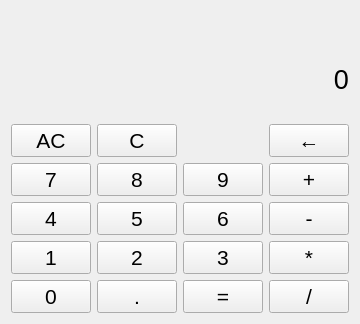
Above: Calculator/calculator.ui from dyPenguin/project before the change. Below: the same form after it.
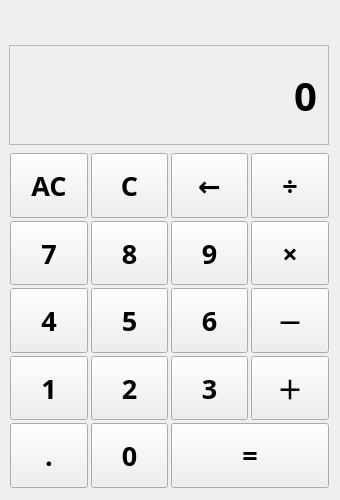
That is the form after the change. Icons and pictures are not drawn.

Commit message:
Design(calculator): UI Design 재배치
깔끔한 UI 환경을 제공 하기 위한 Design 재배치
- calculator.ui
- calculator.py

Patch:
```diff
--- a/Calculator/calculator.ui
+++ b/Calculator/calculator.ui
@@ -6,10 +6,22 @@
    <rect>
     <x>0</x>
     <y>0</y>
-    <width>359</width>
-    <height>324</height>
+    <width>340</width>
+    <height>500</height>
    </rect>
   </property>
+  <property name="sizePolicy">
+   <sizepolicy hsizetype="Expanding" vsizetype="Fixed">
+    <horstretch>0</horstretch>
+    <verstretch>0</verstretch>
+   </sizepolicy>
+  </property>
+  <property name="minimumSize">
+   <size>
+    <width>340</width>
+    <height>500</height>
+   </size>
+  </property>
   <property name="windowTitle">
    <string>계산기</string>
   </property>
@@ -17,18 +29,191 @@
    <iconset>
     <normaloff>icon/icon.png</normaloff>icon/icon.png</iconset>
   </property>
-  <layout class="QHBoxLayout" name="horizontalLayout">
+  <layout class="QVBoxLayout" name="verticalLayout">
+   <property name="leftMargin">
+    <number>9</number>
+   </property>
+   <property name="topMargin">
+    <number>9</number>
+   </property>
+   <item>
+    <widget class="QLabel" name="lbl_text">
+     <property name="sizePolicy">
+      <sizepolicy hsizetype="Preferred" vsizetype="Expanding">
+       <horstretch>0</horstretch>
+       <verstretch>0</verstretch>
+      </sizepolicy>
+     </property>
+     <property name="maximumSize">
+      <size>
+       <width>16777215</width>
+       <height>30</height>
+      </size>
+     </property>
+     <property name="sizeIncrement">
+      <size>
+       <width>0</width>
+       <height>0</height>
+      </size>
+     </property>
+     <property name="font">
+      <font>
+       <family>나눔고딕</family>
+       <pointsize>12</pointsize>
+       <weight>75</weight>
+       <bold>true</bold>
+      </font>
+     </property>
+     <property name="frameShape">
+      <enum>QFrame::NoFrame</enum>
+     </property>
+     <property name="text">
+      <string/>
+     </property>
+     <property name="alignment">
+      <set>Qt::AlignRight|Qt::AlignTrailing|Qt::AlignVCenter</set>
+     </property>
+     <property name="margin">
+      <number>12</number>
+     </property>
+    </widget>
+   </item>
+   <item>
+    <widget class="QLabel" name="lbl_result">
+     <property name="sizePolicy">
+      <sizepolicy hsizetype="Expanding" vsizetype="Expanding">
+       <horstretch>0</horstretch>
+       <verstretch>0</verstretch>
+      </sizepolicy>
+     </property>
+     <property name="maximumSize">
+      <size>
+       <width>16777215</width>
+       <height>100</height>
+      </size>
+     </property>
+     <property name="font">
+      <font>
+       <family>나눔고딕 ExtraBold</family>
+       <pointsize>30</pointsize>
+       <weight>75</weight>
+       <bold>true</bold>
+      </font>
+     </property>
+     <property name="frameShape">
+      <enum>QFrame::StyledPanel</enum>
+     </property>
+     <property name="lineWidth">
+      <number>0</number>
+     </property>
+     <property name="midLineWidth">
+      <number>0</number>
+     </property>
+     <property name="text">
+      <string>0</string>
+     </property>
+     <property name="alignment">
+      <set>Qt::AlignRight|Qt::AlignTrailing|Qt::AlignVCenter</set>
+     </property>
+     <property name="margin">
+      <number>10</number>
+     </property>
+    </widget>
+   </item>
    <item>
     <layout class="QGridLayout" name="gridLayout">
+     <property name="sizeConstraint">
+      <enum>QLayout::SetDefaultConstraint</enum>
+     </property>
+     <property name="leftMargin">
+      <number>1</number>
+     </property>
+     <property name="topMargin">
+      <number>2</number>
+     </property>
      <property name="rightMargin">
-      <number>0</number>
+      <number>1</number>
      </property>
-     <item row="7" column="0">
+     <property name="bottomMargin">
+      <number>1</number>
+     </property>
+     <property name="spacing">
+      <number>3</number>
+     </property>
+     <item row="4" column="1">
+      <widget class="QPushButton" name="btn_2">
+       <property name="sizePolicy">
+        <sizepolicy hsizetype="Minimum" vsizetype="Expanding">
+         <horstretch>0</horstretch>
+         <verstretch>0</verstretch>
+        </sizepolicy>
+       </property>
+       <property name="font">
+        <font>
+         <family>나눔고딕</family>
+         <pointsize>20</pointsize>
+         <weight>75</weight>
+         <bold>true</bold>
+        </font>
+       </property>
+       <property name="toolTip">
+        <string>2</string>
+       </property>
+       <property name="text">
+        <string>2</string>
+       </property>
+       <property name="shortcut">
+        <string>2</string>
+       </property>
+      </widget>
+     </item>
+     <item row="3" column="1">
+      <widget class="QPushButton" name="btn_5">
+       <property name="sizePolicy">
+        <sizepolicy hsizetype="Minimum" vsizetype="Expanding">
+         <horstretch>0</horstretch>
+         <verstretch>0</verstretch>
+        </sizepolicy>
+       </property>
+       <property name="font">
+        <font>
+         <family>나눔고딕</family>
+         <pointsize>20</pointsize>
+         <weight>75</weight>
+         <bold>true</bold>
+        </font>
+       </property>
+       <property name="toolTip">
+        <string>5</string>
+       </property>
+       <property name="text">
+        <string>5</string>
+       </property>
+       <property name="shortcut">
+        <string>5</string>
+       </property>
+      </widget>
+     </item>
+     <item row="3" column="0">
       <widget class="QPushButton" name="btn_4">
+       <property name="sizePolicy">
+        <sizepolicy hsizetype="Minimum" vsizetype="Expanding">
+         <horstretch>0</horstretch>
+         <verstretch>0</verstretch>
+        </sizepolicy>
+       </property>
+       <property name="maximumSize">
+        <size>
+         <width>16777215</width>
+         <height>16777215</height>
+        </size>
+       </property>
        <property name="font">
         <font>
-         <family>Arial</family>
-         <pointsize>16</pointsize>
+         <family>나눔고딕</family>
+         <pointsize>20</pointsize>
+         <weight>75</weight>
+         <bold>true</bold>
         </font>
        </property>
        <property name="toolTip">
@@ -42,12 +227,26 @@
        </property>
       </widget>
      </item>
-     <item row="6" column="0">
+     <item row="1" column="0">
       <widget class="QPushButton" name="btn_7">
+       <property name="sizePolicy">
+        <sizepolicy hsizetype="Minimum" vsizetype="Expanding">
+         <horstretch>0</horstretch>
+         <verstretch>0</verstretch>
+        </sizepolicy>
+       </property>
+       <property name="maximumSize">
+        <size>
+         <width>16777215</width>
+         <height>16777215</height>
+        </size>
+       </property>
        <property name="font">
         <font>
-         <family>Arial</family>
-         <pointsize>16</pointsize>
+         <family>나눔고딕</family>
+         <pointsize>20</pointsize>
+         <weight>75</weight>
+         <bold>true</bold>
         </font>
        </property>
        <property name="toolTip">
@@ -61,12 +260,20 @@
        </property>
       </widget>
      </item>
-     <item row="4" column="1">
+     <item row="0" column="1">
       <widget class="QPushButton" name="btn_clear">
+       <property name="sizePolicy">
+        <sizepolicy hsizetype="Minimum" vsizetype="Expanding">
+         <horstretch>0</horstretch>
+         <verstretch>0</verstretch>
+        </sizepolicy>
+       </property>
        <property name="font">
         <font>
-         <family>Arial</family>
-         <pointsize>16</pointsize>
+         <family>나눔고딕</family>
+         <pointsize>20</pointsize>
+         <weight>75</weight>
+         <bold>true</bold>
         </font>
        </property>
        <property name="toolTip">
@@ -77,31 +284,20 @@
        </property>
       </widget>
      </item>
-     <item row="7" column="3">
-      <widget class="QPushButton" name="btn_sub">
-       <property name="font">
-        <font>
-         <family>Arial</family>
-         <pointsize>16</pointsize>
-        </font>
-       </property>
-       <property name="toolTip">
-        <string>-</string>
-       </property>
-       <property name="text">
-        <string>-</string>
-       </property>
-       <property name="shortcut">
-        <string>-</string>
-       </property>
-      </widget>
-     </item>
-     <item row="7" column="2">
+     <item row="3" column="3">
       <widget class="QPushButton" name="btn_6">
+       <property name="sizePolicy">
+        <sizepolicy hsizetype="Minimum" vsizetype="Expanding">
+         <horstretch>0</horstretch>
+         <verstretch>0</verstretch>
+        </sizepolicy>
+       </property>
        <property name="font">
         <font>
-         <family>Arial</family>
-         <pointsize>16</pointsize>
+         <family>나눔고딕</family>
+         <pointsize>20</pointsize>
+         <weight>75</weight>
+         <bold>true</bold>
         </font>
        </property>
        <property name="toolTip">
@@ -115,69 +311,53 @@
        </property>
       </widget>
      </item>
-     <item row="6" column="1">
-      <widget class="QPushButton" name="btn_8">
-       <property name="font">
-        <font>
-         <family>Arial</family>
-         <pointsize>16</pointsize>
-        </font>
+     <item row="4" column="0">
+      <widget class="QPushButton" name="btn_1">
+       <property name="sizePolicy">
+        <sizepolicy hsizetype="Minimum" vsizetype="Expanding">
+         <horstretch>0</horstretch>
+         <verstretch>0</verstretch>
+        </sizepolicy>
        </property>
-       <property name="toolTip">
-        <string>8</string>
+       <property name="maximumSize">
+        <size>
+         <width>16777215</width>
+         <height>16777215</height>
+        </size>
        </property>
-       <property name="text">
-        <string>8</string>
-       </property>
-       <property name="shortcut">
-        <string>8</string>
-       </property>
-      </widget>
-     </item>
-     <item row="6" column="3">
-      <widget class="QPushButton" name="btn_add">
        <property name="font">
         <font>
-         <family>Arial</family>
-         <pointsize>16</pointsize>
+         <family>나눔고딕</family>
+         <pointsize>20</pointsize>
+         <weight>75</weight>
+         <bold>true</bold>
         </font>
        </property>
        <property name="toolTip">
         <string>+</string>
        </property>
        <property name="text">
-        <string>+</string>
+        <string>1</string>
        </property>
        <property name="shortcut">
         <string>+</string>
        </property>
       </widget>
      </item>
-     <item row="7" column="1">
-      <widget class="QPushButton" name="btn_5">
-       <property name="font">
-        <font>
-         <family>Arial</family>
-         <pointsize>16</pointsize>
-        </font>
-       </property>
-       <property name="toolTip">
-        <string>5</string>
-       </property>
-       <property name="text">
-        <string>5</string>
-       </property>
-       <property name="shortcut">
-        <string>5</string>
-       </property>
-      </widget>
-     </item>
-     <item row="6" column="2">
+     <item row="1" column="3">
       <widget class="QPushButton" name="btn_9">
+       <property name="sizePolicy">
+        <sizepolicy hsizetype="Minimum" vsizetype="Expanding">
+         <horstretch>0</horstretch>
+         <verstretch>0</verstretch>
+        </sizepolicy>
+       </property>
        <property name="font">
         <font>
-         <family>Arial</family>
-         <pointsize>16</pointsize>
+         <family>나눔고딕</family>
+         <pointsize>20</pointsize>
+         <weight>75</weight>
+         <bold>true</bold>
         </font>
        </property>
        <property name="toolTip">
@@ -192,27 +372,154 @@
       </widget>
      </item>
      <item row="4" column="3">
-      <widget class="QPushButton" name="btn_back">
+      <widget class="QPushButton" name="btn_3">
+       <property name="sizePolicy">
+        <sizepolicy hsizetype="Minimum" vsizetype="Expanding">
+         <horstretch>0</horstretch>
+         <verstretch>0</verstretch>
+        </sizepolicy>
+       </property>
        <property name="font">
         <font>
-         <family>Arial</family>
-         <pointsize>16</pointsize>
+         <family>나눔고딕</family>
+         <pointsize>20</pointsize>
+         <weight>75</weight>
+         <bold>true</bold>
         </font>
        </property>
        <property name="text">
-        <string>←</string>
+        <string>3</string>
        </property>
        <property name="shortcut">
         <string>Backspace</string>
        </property>
       </widget>
      </item>
-     <item row="9" column="2">
+     <item row="1" column="1">
+      <widget class="QPushButton" name="btn_8">
+       <property name="sizePolicy">
+        <sizepolicy hsizetype="Minimum" vsizetype="Expanding">
+         <horstretch>0</horstretch>
+         <verstretch>0</verstretch>
+        </sizepolicy>
+       </property>
+       <property name="font">
+        <font>
+         <family>나눔고딕</family>
+         <pointsize>20</pointsize>
+         <weight>75</weight>
+         <bold>true</bold>
+        </font>
+       </property>
+       <property name="toolTip">
+        <string>8</string>
+       </property>
+       <property name="text">
+        <string>8</string>
+       </property>
+       <property name="shortcut">
+        <string>8</string>
+       </property>
+      </widget>
+     </item>
+     <item row="0" column="0">
+      <widget class="QPushButton" name="btn_reset">
+       <property name="sizePolicy">
+        <sizepolicy hsizetype="Preferred" vsizetype="Expanding">
+         <horstretch>0</horstretch>
+         <verstretch>0</verstretch>
+        </sizepolicy>
+       </property>
+       <property name="maximumSize">
+        <size>
+         <width>16777215</width>
+         <height>16777215</height>
+        </size>
+       </property>
+       <property name="font">
+        <font>
+         <family>나눔고딕</family>
+         <pointsize>20</pointsize>
+         <weight>75</weight>
+         <bold>true</bold>
+        </font>
+       </property>
+       <property name="toolTip">
+        <string>reset</string>
+       </property>
+       <property name="text">
+        <string>AC</string>
+       </property>
+      </widget>
+     </item>
+     <item row="0" column="4">
+      <widget class="QPushButton" name="btn_div">
+       <property name="sizePolicy">
+        <sizepolicy hsizetype="Minimum" vsizetype="Expanding">
+         <horstretch>0</horstretch>
+         <verstretch>0</verstretch>
+        </sizepolicy>
+       </property>
+       <property name="font">
+        <font>
+         <family>나눔고딕</family>
+         <pointsize>20</pointsize>
+         <weight>75</weight>
+         <bold>true</bold>
+        </font>
+       </property>
+       <property name="toolTip">
+        <string>/</string>
+       </property>
+       <property name="text">
+        <string>÷</string>
+       </property>
+       <property name="shortcut">
+        <string>/</string>
+       </property>
+      </widget>
+     </item>
+     <item row="4" column="4">
+      <widget class="QPushButton" name="btn_add">
+       <property name="sizePolicy">
+        <sizepolicy hsizetype="Minimum" vsizetype="Expanding">
+         <horstretch>0</horstretch>
+         <verstretch>0</verstretch>
+        </sizepolicy>
+       </property>
+       <property name="font">
+        <font>
+         <family>나눔고딕</family>
+         <pointsize>20</pointsize>
+         <weight>75</weight>
+         <bold>true</bold>
+        </font>
+       </property>
+       <property name="toolTip">
+        <string>+</string>
+       </property>
+       <property name="text">
+        <string>＋</string>
+       </property>
+       <property name="shortcut">
+        <string>+</string>
+       </property>
+      </widget>
+     </item>
+     <item row="5" column="3" colspan="2">
       <widget class="QPushButton" name="btn_equal">
+       <property name="sizePolicy">
+        <sizepolicy hsizetype="Minimum" vsizetype="Expanding">
+         <horstretch>0</horstretch>
+         <verstretch>0</verstretch>
+        </sizepolicy>
+       </property>
        <property name="font">
         <font>
-         <family>Arial</family>
-         <pointsize>16</pointsize>
+         <family>나눔고딕</family>
+         <pointsize>20</pointsize>
+         <weight>75</weight>
+         <bold>true</bold>
         </font>
        </property>
        <property name="focusPolicy">
@@ -229,107 +536,107 @@
        </property>
       </widget>
      </item>
-     <item row="8" column="1">
-      <widget class="QPushButton" name="btn_2">
-       <property name="font">
-        <font>
-         <family>Arial</family>
-         <pointsize>16</pointsize>
-        </font>
-       </property>
-       <property name="toolTip">
-        <string>2</string>
-       </property>
-       <property name="text">
-        <string>2</string>
-       </property>
-       <property name="shortcut">
-        <string>2</string>
-       </property>
-      </widget>
-     </item>
-     <item row="8" column="2">
-      <widget class="QPushButton" name="btn_3">
-       <property name="font">
-        <font>
-         <family>Arial</family>
-         <pointsize>16</pointsize>
-        </font>
-       </property>
-       <property name="toolTip">
-        <string>3</string>
-       </property>
-       <property name="text">
-        <string>3</string>
-       </property>
-       <property name="shortcut">
-        <string>3</string>
-       </property>
-      </widget>
-     </item>
-     <item row="8" column="0">
-      <widget class="QPushButton" name="btn_1">
-       <property name="font">
-        <font>
-         <family>Arial</family>
-         <pointsize>16</pointsize>
-        </font>
-       </property>
-       <property name="toolTip">
-        <string>1</string>
-       </property>
-       <property name="text">
-        <string>1</string>
-       </property>
-       <property name="shortcut">
-        <string>1</string>
-       </property>
-      </widget>
-     </item>
-     <item row="9" column="0">
-      <widget class="QPushButton" name="btn_0">
-       <property name="font">
-        <font>
-         <family>Arial</family>
-         <pointsize>16</pointsize>
-        </font>
-       </property>
-       <property name="toolTip">
-        <string>0</string>
-       </property>
-       <property name="text">
-        <string>0</string>
-       </property>
-       <property name="shortcut">
-        <string>0</string>
-       </property>
-      </widget>
-     </item>
-     <item row="8" column="3">
+     <item row="1" column="4">
       <widget class="QPushButton" name="btn_mul">
+       <property name="sizePolicy">
+        <sizepolicy hsizetype="Minimum" vsizetype="Expanding">
+         <horstretch>0</horstretch>
+         <verstretch>0</verstretch>
+        </sizepolicy>
+       </property>
        <property name="font">
         <font>
-         <family>Arial</family>
-         <pointsize>16</pointsize>
+         <family>나눔고딕</family>
+         <pointsize>20</pointsize>
+         <weight>75</weight>
+         <bold>true</bold>
         </font>
        </property>
        <property name="toolTip">
         <string>*</string>
        </property>
        <property name="text">
-        <string>*</string>
+        <string>×</string>
        </property>
        <property name="shortcut">
         <string>*</string>
        </property>
       </widget>
      </item>
-     <item row="9" column="1">
+     <item row="0" column="3">
+      <widget class="QPushButton" name="btn_del">
+       <property name="sizePolicy">
+        <sizepolicy hsizetype="Minimum" vsizetype="Expanding">
+         <horstretch>0</horstretch>
+         <verstretch>0</verstretch>
+        </sizepolicy>
+       </property>
+       <property name="font">
+        <font>
+         <family>나눔고딕 ExtraBold</family>
+         <pointsize>20</pointsize>
+         <weight>75</weight>
+         <bold>true</bold>
+        </font>
+       </property>
+       <property name="toolTip">
+        <string>backspace</string>
+       </property>
+       <property name="text">
+        <string>←</string>
+       </property>
+       <property name="shortcut">
+        <string>Backspace</string>
+       </property>
+      </widget>
+     </item>
+     <item row="3" column="4">
+      <widget class="QPushButton" name="btn_sub">
+       <property name="sizePolicy">
+        <sizepolicy hsizetype="Minimum" vsizetype="Expanding">
+         <horstretch>0</horstretch>
+         <verstretch>0</verstretch>
+        </sizepolicy>
+       </property>
+       <property name="font">
+        <font>
+         <family>나눔고딕</family>
+         <pointsize>20</pointsize>
+         <weight>75</weight>
+         <bold>true</bold>
+        </font>
+       </property>
+       <property name="toolTip">
+        <string>-</string>
+       </property>
+       <property name="text">
+        <string>－</string>
+       </property>
+       <property name="shortcut">
+        <string>-</string>
+       </property>
+      </widget>
+     </item>
+     <item row="5" column="0">
       <widget class="QPushButton" name="btn_point">
+       <property name="sizePolicy">
+        <sizepolicy hsizetype="Minimum" vsizetype="Expanding">
+         <horstretch>0</horstretch>
+         <verstretch>0</verstretch>
+        </sizepolicy>
+       </property>
+       <property name="maximumSize">
+        <size>
+         <width>16777215</width>
+         <height>16777215</height>
+        </size>
+       </property>
        <property name="font">
         <font>
-         <family>Arial</family>
-         <pointsize>16</pointsize>
+         <family>나눔고딕</family>
+         <pointsize>20</pointsize>
+         <weight>75</weight>
+         <bold>true</bold>
         </font>
        </property>
        <property name="toolTip">
@@ -343,73 +650,30 @@
        </property>
       </widget>
      </item>
-     <item row="9" column="3">
-      <widget class="QPushButton" name="btn_div">
-       <property name="font">
-        <font>
-         <family>Arial</family>
-         <pointsize>16</pointsize>
-        </font>
-       </property>
-       <property name="toolTip">
-        <string>/</string>
-       </property>
-       <property name="text">
-        <string>/</string>
-       </property>
-       <property name="shortcut">
-        <string>/</string>
-       </property>
-      </widget>
-     </item>
-     <item row="4" column="0">
-      <widget class="QPushButton" name="btn_all_clear">
-       <property name="font">
-        <font>
-         <family>Arial</family>
-         <pointsize>16</pointsize>
-        </font>
-       </property>
-       <property name="toolTip">
-        <string>AC</string>
-       </property>
-       <property name="text">
-        <string>AC</string>
-       </property>
-      </widget>
-     </item>
-     <item row="1" column="0" rowspan="3" colspan="4">
-      <widget class="QLabel" name="lbl_result">
+     <item row="5" column="1">
+      <widget class="QPushButton" name="btn_0">
        <property name="sizePolicy">
-        <sizepolicy hsizetype="Preferred" vsizetype="Fixed">
+        <sizepolicy hsizetype="Minimum" vsizetype="Expanding">
          <horstretch>0</horstretch>
          <verstretch>0</verstretch>
         </sizepolicy>
        </property>
        <property name="font">
         <font>
-         <family>Arial</family>
+         <family>나눔고딕</family>
          <pointsize>20</pointsize>
+         <weight>75</weight>
+         <bold>true</bold>
         </font>
        </property>
-       <property name="text">
+       <property name="toolTip">
         <string>0</string>
        </property>
-       <property name="alignment">
-        <set>Qt::AlignRight|Qt::AlignTrailing|Qt::AlignVCenter</set>
-       </property>
-       <property name="margin">
-        <number>10</number>
-       </property>
-      </widget>
-     </item>
-     <item row="0" column="2" colspan="2">
-      <widget class="QLabel" name="lbl_buffer">
        <property name="text">
-        <string/>
+        <string>0</string>
        </property>
-       <property name="alignment">
-        <set>Qt::AlignRight|Qt::AlignTrailing|Qt::AlignVCenter</set>
+       <property name="shortcut">
+        <string>0</string>
        </property>
       </widget>
      </item>
```
Left out of the diff: 18 changed lines with no effect on the pictures. The commit also changes 1 other file.
